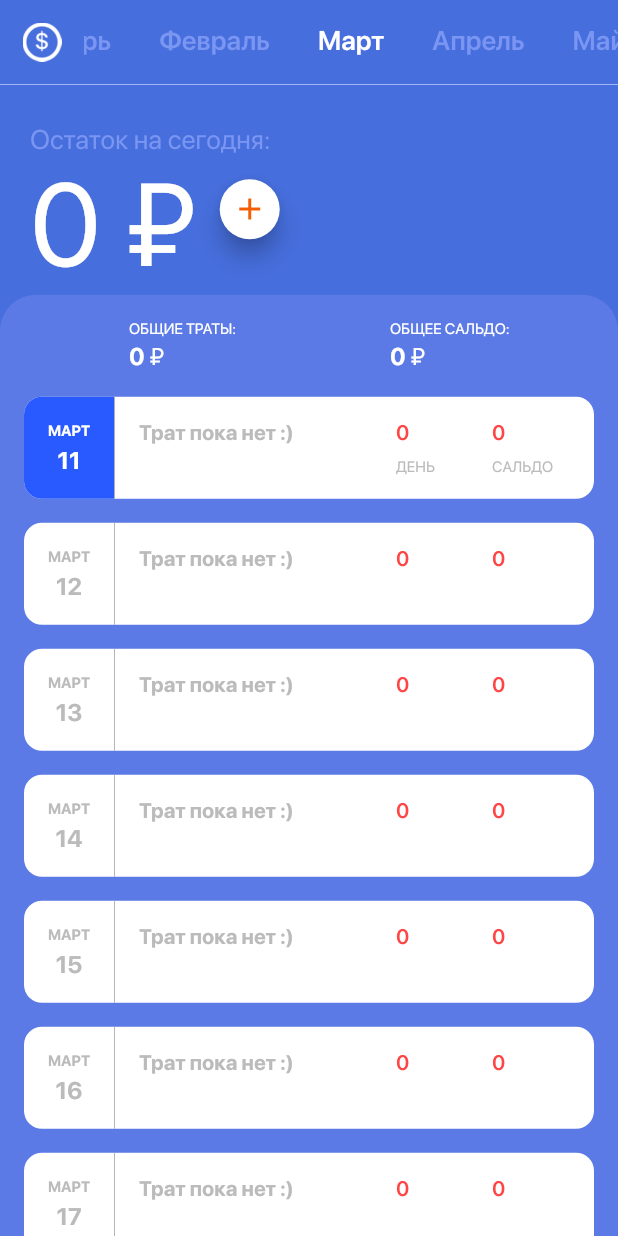
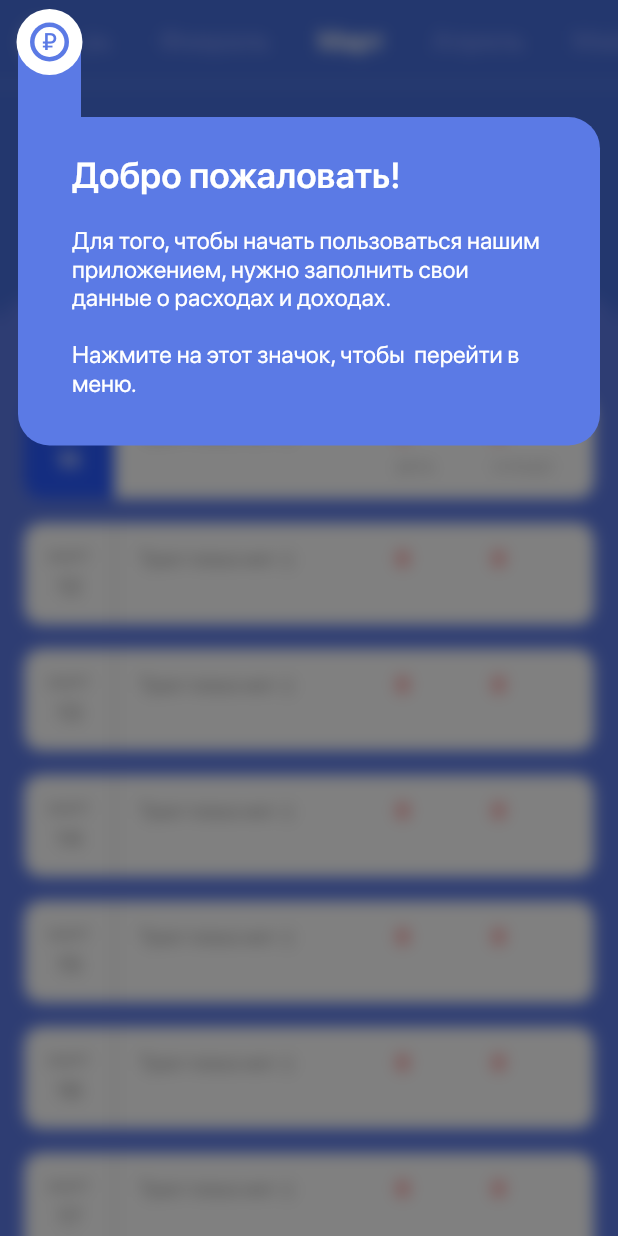
Before and after one commit to Quintessencion/cost_control_flutter, a Flutter app: the screen it shows after launch, on a phone screen of 412 x 824 dp. Run offline on Flutter 3.47's test engine with Material 2 defaults, Android fonts, the phone set to English and light mode, and no system bars; our stand-ins replace flutter_redux, fluttertoast, math_expressions, redux, sqflite, tuple; accounts and stored records are empty; project files that could hold a hidden picture were left out.

Commit message:
First visit

```diff
--- a/lib/redux/screens/mainScreen.dart
+++ b/lib/redux/screens/mainScreen.dart
@@ -1,15 +1,17 @@
-import 'package:flutter/material.dart';
-import 'package:redux/redux.dart';
-import 'package:flutter_redux/flutter_redux.dart';
+import 'dart:ui' show ImageFilter;
+
+import 'package:cost_control/baseScreenState.dart';
 import 'package:cost_control/entities/day.dart';
+import 'package:cost_control/redux/actions/mainActions.dart';
+import 'package:cost_control/redux/screens/calcScreen.dart';
+import 'package:cost_control/redux/screens/monthInfoScreen.dart';
 import 'package:cost_control/redux/states/appState.dart';
 import 'package:cost_control/redux/states/mainState.dart';
 import 'package:cost_control/redux/view_models/mainViewModel.dart';
-import 'package:cost_control/redux/actions/mainActions.dart';
 import 'package:cost_control/views/monthFragment.dart';
-import 'package:cost_control/redux/screens/monthInfoScreen.dart';
-import 'package:cost_control/redux/screens/calcScreen.dart';
-import 'package:cost_control/baseScreenState.dart';
+import 'package:flutter/material.dart';
+import 'package:flutter_redux/flutter_redux.dart';
+import 'package:redux/redux.dart';
 
 class MainScreen extends StatefulWidget {
   @override
@@ -58,7 +60,9 @@ class _MainScreenState extends BaseScreenState<MainScreen>
       _tabController.addListener(() => vm.onPageChange(_tabController.index));
     }
 
-    return Scaffold(
+    return Stack(
+      children: <Widget>[
+        Scaffold(
           appBar: AppBar(
             leading: IconButton(
                 icon: Image.asset("assets/images/dollar.png",
@@ -70,6 +74,119 @@ class _MainScreenState extends BaseScreenState<MainScreen>
             bottom: _getBottomBarLine(),
           ),
           body: _getTabView(vm),
+        ),
+        Scaffold(
+          backgroundColor: Color.fromRGBO(0, 0, 0, 0.5),
+          body: BackdropFilter(
+            filter: ImageFilter.blur(sigmaX: 5.0, sigmaY: 5.0),
+            child: Container(
+              constraints: BoxConstraints.expand(),
+              decoration: BoxDecoration(color: Colors.transparent),
+              child: SafeArea(
+                child: Stack(
+                  children: <Widget>[
+                    Padding(
+                      padding: EdgeInsets.only(left: 12, top: 8, right: 12),
+                      child: Column(
+                        crossAxisAlignment: CrossAxisAlignment.start,
+                        children: <Widget>[
+                          Container(
+                            width: 42,
+                            height: 70,
+                            decoration: BoxDecoration(
+                              color: Color.fromRGBO(91, 122, 229, 1),
+                              borderRadius: BorderRadius.vertical(
+                                top: Radius.circular(21),
+                              ),
+                            ),
+                          ),
+                          Container(
+                            width: double.infinity,
+                            decoration: BoxDecoration(
+                              color: Color.fromRGBO(91, 122, 229, 1),
+                              borderRadius: BorderRadius.only(
+                                topRight: Radius.circular(21),
+                                bottomLeft: Radius.circular(21),
+                                bottomRight: Radius.circular(21),
+                              ),
+                            ),
+                            child: Column(
+                              crossAxisAlignment: CrossAxisAlignment.start,
+                              children: <Widget>[
+                                Padding(
+                                  padding: EdgeInsets.only(
+                                      left: 36, top: 24, right: 36),
+                                  child: Text(
+                                    "Добро пожаловать!",
+                                    style: TextStyle(
+                                      fontFamily: "SFPro",
+                                      fontSize: 24,
+                                      fontWeight: FontWeight.w600,
+                                      color: Colors.white,
+                                    ),
+                                  ),
+                                ),
+                                Padding(
+                                  padding: EdgeInsets.only(
+                                      left: 36, top: 20, right: 36, bottom: 32),
+                                  child: Text(
+                                    "Для того, чтобы начать пользоваться нашим приложением, "
+                                        "нужно заполнить свои данные о расходах и доходах.\n\n"
+                                        "Нажмите на этот значок, чтобы  перейти в меню.",
+                                    style: TextStyle(
+                                      fontFamily: "SFPro",
+                                      fontSize: 16,
+                                      fontWeight: FontWeight.w300,
+                                      color: Colors.white,
+                                    ),
+                                  ),
+                                ),
+                              ],
+                            ),
+                          ),
+                        ],
+                      ),
+                    ),
+                    Container(
+                      width: 44,
+                      height: 44,
+                      margin: EdgeInsets.only(left: 11, top: 6),
+                      decoration: BoxDecoration(
+                        shape: BoxShape.circle,
+                        color: Colors.white,
+                      ),
+                      child: Container(
+                        margin: EdgeInsets.all(9),
+                        decoration: BoxDecoration(
+                          shape: BoxShape.circle,
+                          color: Color.fromRGBO(91, 122, 229, 1),
+                        ),
+                        child: Container(
+                          margin: EdgeInsets.all(3),
+                          decoration: BoxDecoration(
+                            shape: BoxShape.circle,
+                            color: Colors.white,
+                          ),
+                          alignment: Alignment.center,
+                          child: Text(
+                            "₽",
+                            style: TextStyle(
+                              fontFamily: "SFPro",
+                              fontSize: 16,
+                              fontWeight: FontWeight.w500,
+                              color: Color.fromRGBO(91, 122, 229, 1),
+                            ),
+                          ),
+                        ),
+                      ),
+                    ),
+                  ],
+                ),
+              ),
+            ),
+          ),
+        ),
+      ],
     );
   }
 
--- a/lib/utils/moneyUtils.dart
+++ b/lib/utils/moneyUtils.dart
@@ -12,4 +12,11 @@ class MoneyUtils {
   static String twoDigits(double money) {
     return _twoDigits.format(money);
   }
+
+  static String calc(double money) {
+    if (money == double.infinity) {
+      return "Деление на ноль";
+    }
+    return _twoDigits.format(money);
+  }
 }
--- a/lib/views/calcItem.dart
+++ b/lib/views/calcItem.dart
@@ -1,5 +1,6 @@
 import 'package:flutter/material.dart';
 import 'package:cost_control/entities/calcItem.dart';
+import 'package:cost_control/utils/moneyUtils.dart';
 
 class CalcItemView extends StatefulWidget {
   final CalcItem item;
@@ -63,7 +64,7 @@ class _CalcItemViewState extends State<CalcItemView> {
         ),
         Expanded(child: Container()),
         Text(
-          widget.item.value,
+          MoneyUtils.calc(widget.item.value),
           style: TextStyle(
             fontFamily: "SFPro",
             fontSize: 78,
```
Also changed, not shown: lib/entities/calcItem.dart (+4 -3 lines), lib/redux/middlewares/calcMiddleware.dart (+2 -8 lines), lib/redux/reducers/calcReducer.dart (+17 -23 lines). Lines whose indentation alone changed are shown as unchanged.
